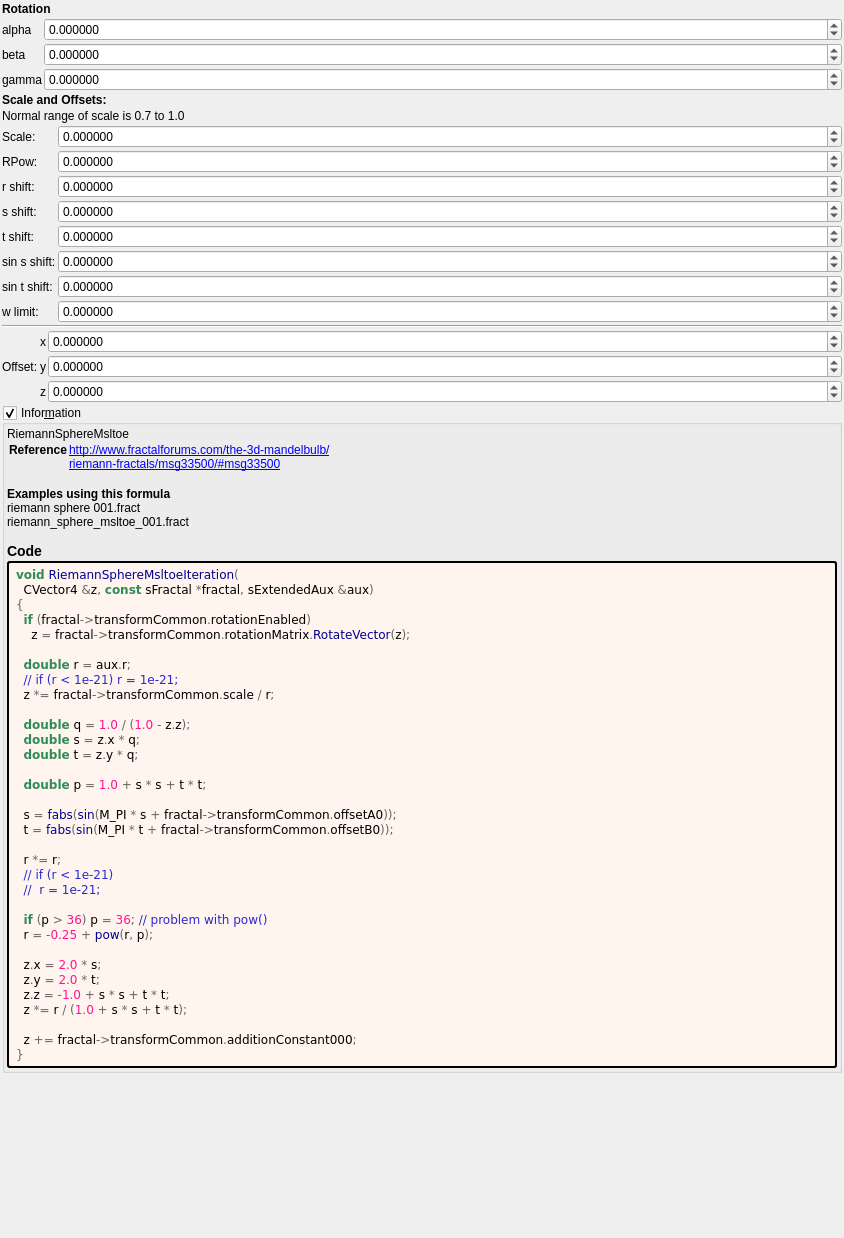
The window that mandelbulber2/formula/ui/riemann_sphere_msltoe_m3d.ui (buddhi1980/mandelbulber2) describes before a commit, drawn with Qt 5.
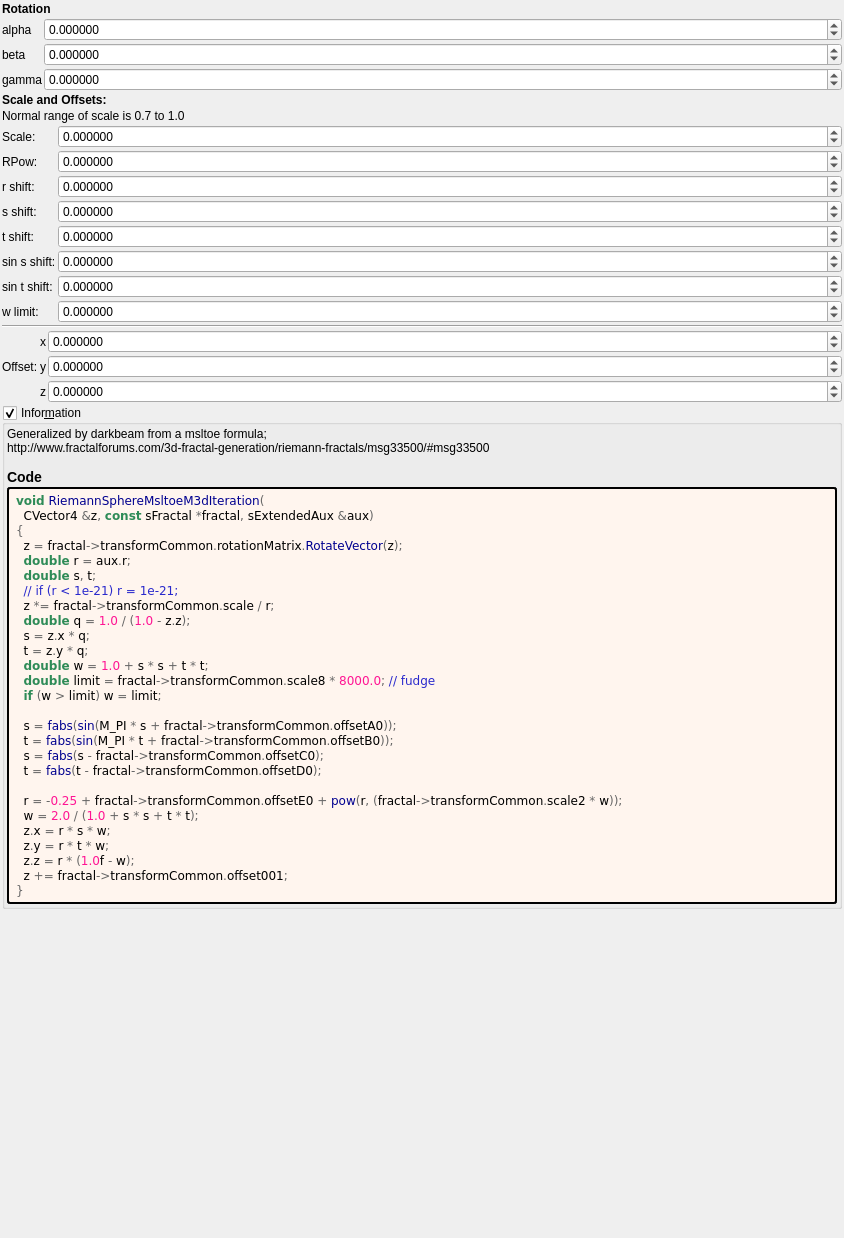
The same window after the commit. Custom widgets are drawn as their Qt base class.

Commit message: Updated new OpenCL fractal formulas Changed to not convert to mad and native_divide - it is already automatically generated by OpenCL compiler when -fast-relaxed-math is used. This change improves readability of OpenCL code withot any impact on rendering speed.

```diff
--- a/mandelbulber2/formula/ui/riemann_sphere_msltoe_m3d.ui
+++ b/mandelbulber2/formula/ui/riemann_sphere_msltoe_m3d.ui
@@ -617,12 +617,9 @@
       <item>
        <widget class="QLabel" name="label_information_general">
         <property name="text">
-         <string notr="true">&lt;p&gt;RiemannSphereMsltoe&lt;/p&gt;&lt;table&gt;
-&lt;tr&gt;&lt;th&gt;Reference&lt;/th&gt;&lt;td&gt;&lt;a href=&quot;http://www.fractalforums.com/the-3d-mandelbulb/&quot;&gt;http://www.fractalforums.com/the-3d-mandelbulb/&lt;br&gt;
-&lt;a href=&quot;riemann-fractals/msg33500/#msg33500&quot;&gt;riemann-fractals/msg33500/#msg33500&lt;br&gt;
-&lt;/td&gt;&lt;/tr&gt;
+         <string notr="true">&lt;p&gt;Generalized by darkbeam from a msltoe formula;&lt;br&gt;http://www.fractalforums.com/3d-fractal-generation/riemann-fractals/msg33500/#msg33500&lt;/p&gt;&lt;table&gt;
 &lt;/table&gt;
-&lt;br&gt;&lt;b&gt;Examples using this formula&lt;/b&gt;&lt;br&gt;riemann sphere 001.fract&lt;br&gt;riemann_sphere_msltoe_001.fract&lt;h3&gt;Code&lt;/h3&gt;</string>
+&lt;h3&gt;Code&lt;/h3&gt;</string>
         </property>
         <property name="wordWrap">
          <bool>true</bool>
@@ -642,38 +639,32 @@
         </property>
         <property name="text">
          <string notr="true">&lt;body style=&quot;background-color:#fff5ee&quot;&gt;
-&lt;pre style=&quot;color:#000000; background-color:#fff5ee;  font-family:'Courier New',monospace;&quot;&gt;&lt;span style=&quot;color:#2e8b57; font-weight:bold&quot;&gt;void&lt;/span&gt; &lt;span style=&quot;color:#00008f&quot;&gt;RiemannSphereMsltoeIteration&lt;/span&gt;&lt;span style=&quot;color:#676767&quot;&gt;(&lt;/span&gt;
+&lt;pre style=&quot;color:#000000; background-color:#fff5ee;  font-family:'Courier New',monospace;&quot;&gt;&lt;span style=&quot;color:#2e8b57; font-weight:bold&quot;&gt;void&lt;/span&gt; &lt;span style=&quot;color:#00008f&quot;&gt;RiemannSphereMsltoeM3dIteration&lt;/span&gt;&lt;span style=&quot;color:#676767&quot;&gt;(&lt;/span&gt;
   CVector4 &lt;span style=&quot;color:#676767&quot;&gt;&amp;amp;&lt;/span&gt;z&lt;span style=&quot;color:#676767&quot;&gt;,&lt;/span&gt; &lt;span style=&quot;color:#2e8b57; font-weight:bold&quot;&gt;const&lt;/span&gt; sFractal &lt;span style=&quot;color:#676767&quot;&gt;*&lt;/span&gt;fractal&lt;span style=&quot;color:#676767&quot;&gt;,&lt;/span&gt; sExtendedAux &lt;span style=&quot;color:#676767&quot;&gt;&amp;amp;&lt;/span&gt;aux&lt;span style=&quot;color:#676767&quot;&gt;)&lt;/span&gt;
 &lt;span style=&quot;color:#676767&quot;&gt;{&lt;/span&gt;
-  &lt;span style=&quot;color:#2e8b57; font-weight:bold&quot;&gt;if&lt;/span&gt; &lt;span style=&quot;color:#676767&quot;&gt;(&lt;/span&gt;fractal&lt;span style=&quot;color:#676767&quot;&gt;-&amp;gt;&lt;/span&gt;transformCommon&lt;span style=&quot;color:#676767&quot;&gt;.&lt;/span&gt;rotationEnabled&lt;span style=&quot;color:#676767&quot;&gt;)&lt;/span&gt;
-    z &lt;span style=&quot;color:#676767&quot;&gt;=&lt;/span&gt; fractal&lt;span style=&quot;color:#676767&quot;&gt;-&amp;gt;&lt;/span&gt;transformCommon&lt;span style=&quot;color:#676767&quot;&gt;.&lt;/span&gt;rotationMatrix&lt;span style=&quot;color:#676767&quot;&gt;.&lt;/span&gt;&lt;span style=&quot;color:#00008f&quot;&gt;RotateVector&lt;/span&gt;&lt;span style=&quot;color:#676767&quot;&gt;(&lt;/span&gt;z&lt;span style=&quot;color:#676767&quot;&gt;);&lt;/span&gt;
-
+  z &lt;span style=&quot;color:#676767&quot;&gt;=&lt;/span&gt; fractal&lt;span style=&quot;color:#676767&quot;&gt;-&amp;gt;&lt;/span&gt;transformCommon&lt;span style=&quot;color:#676767&quot;&gt;.&lt;/span&gt;rotationMatrix&lt;span style=&quot;color:#676767&quot;&gt;.&lt;/span&gt;&lt;span style=&quot;color:#00008f&quot;&gt;RotateVector&lt;/span&gt;&lt;span style=&quot;color:#676767&quot;&gt;(&lt;/span&gt;z&lt;span style=&quot;color:#676767&quot;&gt;);&lt;/span&gt;
   &lt;span style=&quot;color:#2e8b57; font-weight:bold&quot;&gt;double&lt;/span&gt; r &lt;span style=&quot;color:#676767&quot;&gt;=&lt;/span&gt; aux&lt;span style=&quot;color:#676767&quot;&gt;.&lt;/span&gt;r&lt;span style=&quot;color:#676767&quot;&gt;;&lt;/span&gt;
+  &lt;span style=&quot;color:#2e8b57; font-weight:bold&quot;&gt;double&lt;/span&gt; s&lt;span style=&quot;color:#676767&quot;&gt;,&lt;/span&gt; t&lt;span style=&quot;color:#676767&quot;&gt;;&lt;/span&gt;
   &lt;span style=&quot;color:#2929cc&quot;&gt;// if (r &amp;lt; 1e-21) r = 1e-21;&lt;/span&gt;
   z &lt;span style=&quot;color:#676767&quot;&gt;*=&lt;/span&gt; fractal&lt;span style=&quot;color:#676767&quot;&gt;-&amp;gt;&lt;/span&gt;transformCommon&lt;span style=&quot;color:#676767&quot;&gt;.&lt;/span&gt;scale &lt;span style=&quot;color:#676767&quot;&gt;/&lt;/span&gt; r&lt;span style=&quot;color:#676767&quot;&gt;;&lt;/span&gt;
-
   &lt;span style=&quot;color:#2e8b57; font-weight:bold&quot;&gt;double&lt;/span&gt; q &lt;span style=&quot;color:#676767&quot;&gt;=&lt;/span&gt; &lt;span style=&quot;color:#ff1493&quot;&gt;1.0&lt;/span&gt; &lt;span style=&quot;color:#676767&quot;&gt;/ (&lt;/span&gt;&lt;span style=&quot;color:#ff1493&quot;&gt;1.0&lt;/span&gt; &lt;span style=&quot;color:#676767&quot;&gt;-&lt;/span&gt; z&lt;span style=&quot;color:#676767&quot;&gt;.&lt;/span&gt;z&lt;span style=&quot;color:#676767&quot;&gt;);&lt;/span&gt;
-  &lt;span style=&quot;color:#2e8b57; font-weight:bold&quot;&gt;double&lt;/span&gt; s &lt;span style=&quot;color:#676767&quot;&gt;=&lt;/span&gt; z&lt;span style=&quot;color:#676767&quot;&gt;.&lt;/span&gt;x &lt;span style=&quot;color:#676767&quot;&gt;*&lt;/span&gt; q&lt;span style=&quot;color:#676767&quot;&gt;;&lt;/span&gt;
-  &lt;span style=&quot;color:#2e8b57; font-weight:bold&quot;&gt;double&lt;/span&gt; t &lt;span style=&quot;color:#676767&quot;&gt;=&lt;/span&gt; z&lt;span style=&quot;color:#676767&quot;&gt;.&lt;/span&gt;y &lt;span style=&quot;color:#676767&quot;&gt;*&lt;/span&gt; q&lt;span style=&quot;color:#676767&quot;&gt;;&lt;/span&gt;
-
-  &lt;span style=&quot;color:#2e8b57; font-weight:bold&quot;&gt;double&lt;/span&gt; p &lt;span style=&quot;color:#676767&quot;&gt;=&lt;/span&gt; &lt;span style=&quot;color:#ff1493&quot;&gt;1.0&lt;/span&gt; &lt;span style=&quot;color:#676767&quot;&gt;+&lt;/span&gt; s &lt;span style=&quot;color:#676767&quot;&gt;*&lt;/span&gt; s &lt;span style=&quot;color:#676767&quot;&gt;+&lt;/span&gt; t &lt;span style=&quot;color:#676767&quot;&gt;*&lt;/span&gt; t&lt;span style=&quot;color:#676767&quot;&gt;;&lt;/span&gt;
+  s &lt;span style=&quot;color:#676767&quot;&gt;=&lt;/span&gt; z&lt;span style=&quot;color:#676767&quot;&gt;.&lt;/span&gt;x &lt;span style=&quot;color:#676767&quot;&gt;*&lt;/span&gt; q&lt;span style=&quot;color:#676767&quot;&gt;;&lt;/span&gt;
+  t &lt;span style=&quot;color:#676767&quot;&gt;=&lt;/span&gt; z&lt;span style=&quot;color:#676767&quot;&gt;.&lt;/span&gt;y &lt;span style=&quot;color:#676767&quot;&gt;*&lt;/span&gt; q&lt;span style=&quot;color:#676767&quot;&gt;;&lt;/span&gt;
+  &lt;span style=&quot;color:#2e8b57; font-weight:bold&quot;&gt;double&lt;/span&gt; w &lt;span style=&quot;color:#676767&quot;&gt;=&lt;/span&gt; &lt;span style=&quot;color:#ff1493&quot;&gt;1.0&lt;/span&gt; &lt;span style=&quot;color:#676767&quot;&gt;+&lt;/span&gt; s &lt;span style=&quot;color:#676767&quot;&gt;*&lt;/span&gt; s &lt;span style=&quot;color:#676767&quot;&gt;+&lt;/span&gt; t &lt;span style=&quot;color:#676767&quot;&gt;*&lt;/span&gt; t&lt;span style=&quot;color:#676767&quot;&gt;;&lt;/span&gt;
+  &lt;span style=&quot;color:#2e8b57; font-weight:bold&quot;&gt;double&lt;/span&gt; limit &lt;span style=&quot;color:#676767&quot;&gt;=&lt;/span&gt; fractal&lt;span style=&quot;color:#676767&quot;&gt;-&amp;gt;&lt;/span&gt;transformCommon&lt;span style=&quot;color:#676767&quot;&gt;.&lt;/span&gt;scale8 &lt;span style=&quot;color:#676767&quot;&gt;*&lt;/span&gt; &lt;span style=&quot;color:#ff1493&quot;&gt;8000.0&lt;/span&gt;&lt;span style=&quot;color:#676767&quot;&gt;;&lt;/span&gt; &lt;span style=&quot;color:#2929cc&quot;&gt;// fudge&lt;/span&gt;
+  &lt;span style=&quot;color:#2e8b57; font-weight:bold&quot;&gt;if&lt;/span&gt; &lt;span style=&quot;color:#676767&quot;&gt;(&lt;/span&gt;w &lt;span style=&quot;color:#676767&quot;&gt;&amp;gt;&lt;/span&gt; limit&lt;span style=&quot;color:#676767&quot;&gt;)&lt;/span&gt; w &lt;span style=&quot;color:#676767&quot;&gt;=&lt;/span&gt; limit&lt;span style=&quot;color:#676767&quot;&gt;;&lt;/span&gt;
 
   s &lt;span style=&quot;color:#676767&quot;&gt;=&lt;/span&gt; &lt;span style=&quot;color:#00008f&quot;&gt;fabs&lt;/span&gt;&lt;span style=&quot;color:#676767&quot;&gt;(&lt;/span&gt;&lt;span style=&quot;color:#00008f&quot;&gt;sin&lt;/span&gt;&lt;span style=&quot;color:#676767&quot;&gt;(&lt;/span&gt;M_PI &lt;span style=&quot;color:#676767&quot;&gt;*&lt;/span&gt; s &lt;span style=&quot;color:#676767&quot;&gt;+&lt;/span&gt; fractal&lt;span style=&quot;color:#676767&quot;&gt;-&amp;gt;&lt;/span&gt;transformCommon&lt;span style=&quot;color:#676767&quot;&gt;.&lt;/span&gt;offsetA0&lt;span style=&quot;color:#676767&quot;&gt;));&lt;/span&gt;
   t &lt;span style=&quot;color:#676767&quot;&gt;=&lt;/span&gt; &lt;span style=&quot;color:#00008f&quot;&gt;fabs&lt;/span&gt;&lt;span style=&quot;color:#676767&quot;&gt;(&lt;/span&gt;&lt;span style=&quot;color:#00008f&quot;&gt;sin&lt;/span&gt;&lt;span style=&quot;color:#676767&quot;&gt;(&lt;/span&gt;M_PI &lt;span style=&quot;color:#676767&quot;&gt;*&lt;/span&gt; t &lt;span style=&quot;color:#676767&quot;&gt;+&lt;/span&gt; fractal&lt;span style=&quot;color:#676767&quot;&gt;-&amp;gt;&lt;/span&gt;transformCommon&lt;span style=&quot;color:#676767&quot;&gt;.&lt;/span&gt;offsetB0&lt;span style=&quot;color:#676767&quot;&gt;));&lt;/span&gt;
+  s &lt;span style=&quot;color:#676767&quot;&gt;=&lt;/span&gt; &lt;span style=&quot;color:#00008f&quot;&gt;fabs&lt;/span&gt;&lt;span style=&quot;color:#676767&quot;&gt;(&lt;/span&gt;s &lt;span style=&quot;color:#676767&quot;&gt;-&lt;/span&gt; fractal&lt;span style=&quot;color:#676767&quot;&gt;-&amp;gt;&lt;/span&gt;transformCommon&lt;span style=&quot;color:#676767&quot;&gt;.&lt;/span&gt;offsetC0&lt;span style=&quot;color:#676767&quot;&gt;);&lt;/span&gt;
+  t &lt;span style=&quot;color:#676767&quot;&gt;=&lt;/span&gt; &lt;span style=&quot;color:#00008f&quot;&gt;fabs&lt;/span&gt;&lt;span style=&quot;color:#676767&quot;&gt;(&lt;/span&gt;t &lt;span style=&quot;color:#676767&quot;&gt;-&lt;/span&gt; fractal&lt;span style=&quot;color:#676767&quot;&gt;-&amp;gt;&lt;/span&gt;transformCommon&lt;span style=&quot;color:#676767&quot;&gt;.&lt;/span&gt;offsetD0&lt;span style=&quot;color:#676767&quot;&gt;);&lt;/span&gt;
 
-  r &lt;span style=&quot;color:#676767&quot;&gt;*=&lt;/span&gt; r&lt;span style=&quot;color:#676767&quot;&gt;;&lt;/span&gt;
-  &lt;span style=&quot;color:#2929cc&quot;&gt;// if (r &amp;lt; 1e-21)&lt;/span&gt;
-  &lt;span style=&quot;color:#2929cc&quot;&gt;//  r = 1e-21;&lt;/span&gt;
-
-  &lt;span style=&quot;color:#2e8b57; font-weight:bold&quot;&gt;if&lt;/span&gt; &lt;span style=&quot;color:#676767&quot;&gt;(&lt;/span&gt;p &lt;span style=&quot;color:#676767&quot;&gt;&amp;gt;&lt;/span&gt; &lt;span style=&quot;color:#ff1493&quot;&gt;36&lt;/span&gt;&lt;span style=&quot;color:#676767&quot;&gt;)&lt;/span&gt; p &lt;span style=&quot;color:#676767&quot;&gt;=&lt;/span&gt; &lt;span style=&quot;color:#ff1493&quot;&gt;36&lt;/span&gt;&lt;span style=&quot;color:#676767&quot;&gt;;&lt;/span&gt; &lt;span style=&quot;color:#2929cc&quot;&gt;// problem with pow()&lt;/span&gt;
-  r &lt;span style=&quot;color:#676767&quot;&gt;= -&lt;/span&gt;&lt;span style=&quot;color:#ff1493&quot;&gt;0.25&lt;/span&gt; &lt;span style=&quot;color:#676767&quot;&gt;+&lt;/span&gt; &lt;span style=&quot;color:#00008f&quot;&gt;pow&lt;/span&gt;&lt;span style=&quot;color:#676767&quot;&gt;(&lt;/span&gt;r&lt;span style=&quot;color:#676767&quot;&gt;,&lt;/span&gt; p&lt;span style=&quot;color:#676767&quot;&gt;);&lt;/span&gt;
-
-  z&lt;span style=&quot;color:#676767&quot;&gt;.&lt;/span&gt;x &lt;span style=&quot;color:#676767&quot;&gt;=&lt;/span&gt; &lt;span style=&quot;color:#ff1493&quot;&gt;2.0&lt;/span&gt; &lt;span style=&quot;color:#676767&quot;&gt;*&lt;/span&gt; s&lt;span style=&quot;color:#676767&quot;&gt;;&lt;/span&gt;
-  z&lt;span style=&quot;color:#676767&quot;&gt;.&lt;/span&gt;y &lt;span style=&quot;color:#676767&quot;&gt;=&lt;/span&gt; &lt;span style=&quot;color:#ff1493&quot;&gt;2.0&lt;/span&gt; &lt;span style=&quot;color:#676767&quot;&gt;*&lt;/span&gt; t&lt;span style=&quot;color:#676767&quot;&gt;;&lt;/span&gt;
-  z&lt;span style=&quot;color:#676767&quot;&gt;.&lt;/span&gt;z &lt;span style=&quot;color:#676767&quot;&gt;= -&lt;/span&gt;&lt;span style=&quot;color:#ff1493&quot;&gt;1.0&lt;/span&gt; &lt;span style=&quot;color:#676767&quot;&gt;+&lt;/span&gt; s &lt;span style=&quot;color:#676767&quot;&gt;*&lt;/span&gt; s &lt;span style=&quot;color:#676767&quot;&gt;+&lt;/span&gt; t &lt;span style=&quot;color:#676767&quot;&gt;*&lt;/span&gt; t&lt;span style=&quot;color:#676767&quot;&gt;;&lt;/span&gt;
-  z &lt;span style=&quot;color:#676767&quot;&gt;*=&lt;/span&gt; r &lt;span style=&quot;color:#676767&quot;&gt;/ (&lt;/span&gt;&lt;span style=&quot;color:#ff1493&quot;&gt;1.0&lt;/span&gt; &lt;span style=&quot;color:#676767&quot;&gt;+&lt;/span&gt; s &lt;span style=&quot;color:#676767&quot;&gt;*&lt;/span&gt; s &lt;span style=&quot;color:#676767&quot;&gt;+&lt;/span&gt; t &lt;span style=&quot;color:#676767&quot;&gt;*&lt;/span&gt; t&lt;span style=&quot;color:#676767&quot;&gt;);&lt;/span&gt;
-
-  z &lt;span style=&quot;color:#676767&quot;&gt;+=&lt;/span&gt; fractal&lt;span style=&quot;color:#676767&quot;&gt;-&amp;gt;&lt;/span&gt;transformCommon&lt;span style=&quot;color:#676767&quot;&gt;.&lt;/span&gt;additionConstant000&lt;span style=&quot;color:#676767&quot;&gt;;&lt;/span&gt;
+  r &lt;span style=&quot;color:#676767&quot;&gt;= -&lt;/span&gt;&lt;span style=&quot;color:#ff1493&quot;&gt;0.25&lt;/span&gt; &lt;span style=&quot;color:#676767&quot;&gt;+&lt;/span&gt; fractal&lt;span style=&quot;color:#676767&quot;&gt;-&amp;gt;&lt;/span&gt;transformCommon&lt;span style=&quot;color:#676767&quot;&gt;.&lt;/span&gt;offsetE0 &lt;span style=&quot;color:#676767&quot;&gt;+&lt;/span&gt; &lt;span style=&quot;color:#00008f&quot;&gt;pow&lt;/span&gt;&lt;span style=&quot;color:#676767&quot;&gt;(&lt;/span&gt;r&lt;span style=&quot;color:#676767&quot;&gt;, (&lt;/span&gt;fractal&lt;span style=&quot;color:#676767&quot;&gt;-&amp;gt;&lt;/span&gt;transformCommon&lt;span style=&quot;color:#676767&quot;&gt;.&lt;/span&gt;scale2 &lt;span style=&quot;color:#676767&quot;&gt;*&lt;/span&gt; w&lt;span style=&quot;color:#676767&quot;&gt;));&lt;/span&gt;
+  w &lt;span style=&quot;color:#676767&quot;&gt;=&lt;/span&gt; &lt;span style=&quot;color:#ff1493&quot;&gt;2.0&lt;/span&gt; &lt;span style=&quot;color:#676767&quot;&gt;/ (&lt;/span&gt;&lt;span style=&quot;color:#ff1493&quot;&gt;1.0&lt;/span&gt; &lt;span style=&quot;color:#676767&quot;&gt;+&lt;/span&gt; s &lt;span style=&quot;color:#676767&quot;&gt;*&lt;/span&gt; s &lt;span style=&quot;color:#676767&quot;&gt;+&lt;/span&gt; t &lt;span style=&quot;color:#676767&quot;&gt;*&lt;/span&gt; t&lt;span style=&quot;color:#676767&quot;&gt;);&lt;/span&gt;
+  z&lt;span style=&quot;color:#676767&quot;&gt;.&lt;/span&gt;x &lt;span style=&quot;color:#676767&quot;&gt;=&lt;/span&gt; r &lt;span style=&quot;color:#676767&quot;&gt;*&lt;/span&gt; s &lt;span style=&quot;color:#676767&quot;&gt;*&lt;/span&gt; w&lt;span style=&quot;color:#676767&quot;&gt;;&lt;/span&gt;
+  z&lt;span style=&quot;color:#676767&quot;&gt;.&lt;/span&gt;y &lt;span style=&quot;color:#676767&quot;&gt;=&lt;/span&gt; r &lt;span style=&quot;color:#676767&quot;&gt;*&lt;/span&gt; t &lt;span style=&quot;color:#676767&quot;&gt;*&lt;/span&gt; w&lt;span style=&quot;color:#676767&quot;&gt;;&lt;/span&gt;
+  z&lt;span style=&quot;color:#676767&quot;&gt;.&lt;/span&gt;z &lt;span style=&quot;color:#676767&quot;&gt;=&lt;/span&gt; r &lt;span style=&quot;color:#676767&quot;&gt;* (&lt;/span&gt;&lt;span style=&quot;color:#ff1493&quot;&gt;1.0&lt;/span&gt;f &lt;span style=&quot;color:#676767&quot;&gt;-&lt;/span&gt; w&lt;span style=&quot;color:#676767&quot;&gt;);&lt;/span&gt;
+  z &lt;span style=&quot;color:#676767&quot;&gt;+=&lt;/span&gt; fractal&lt;span style=&quot;color:#676767&quot;&gt;-&amp;gt;&lt;/span&gt;transformCommon&lt;span style=&quot;color:#676767&quot;&gt;.&lt;/span&gt;offset001&lt;span style=&quot;color:#676767&quot;&gt;;&lt;/span&gt;
 &lt;span style=&quot;color:#676767&quot;&gt;}&lt;/span&gt;
 &lt;/pre&gt;
 &lt;/body&gt;</string>
```
Left out of the diff: 4 changed lines with no effect on the pictures. The commit also changes 344 other files.
